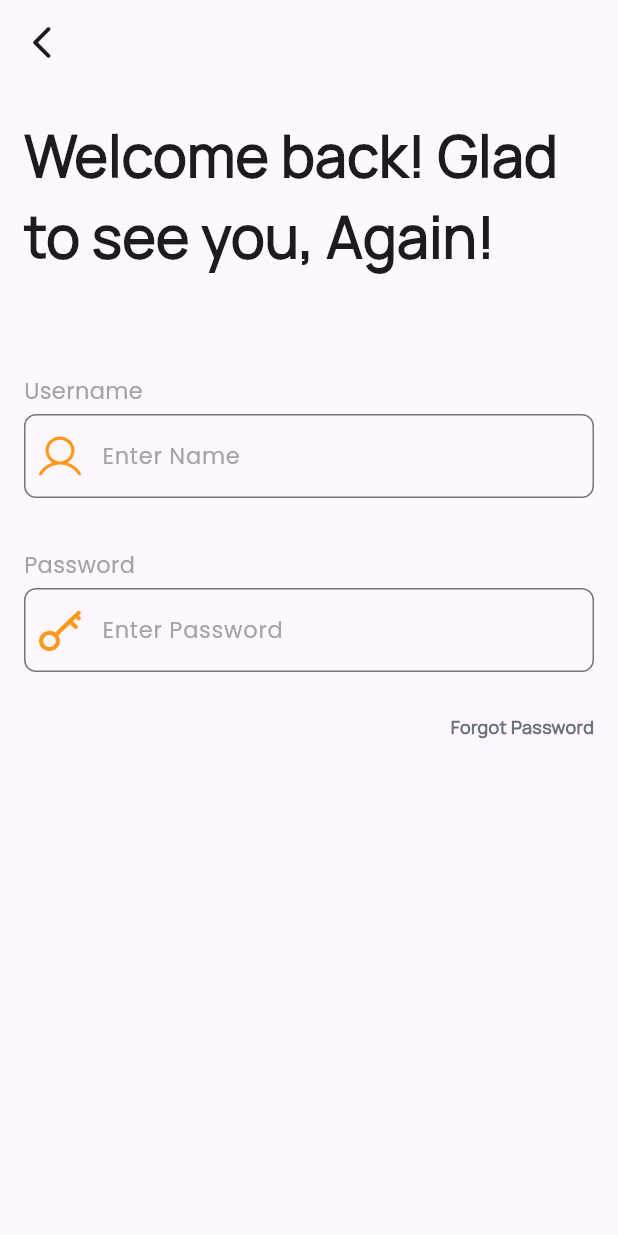
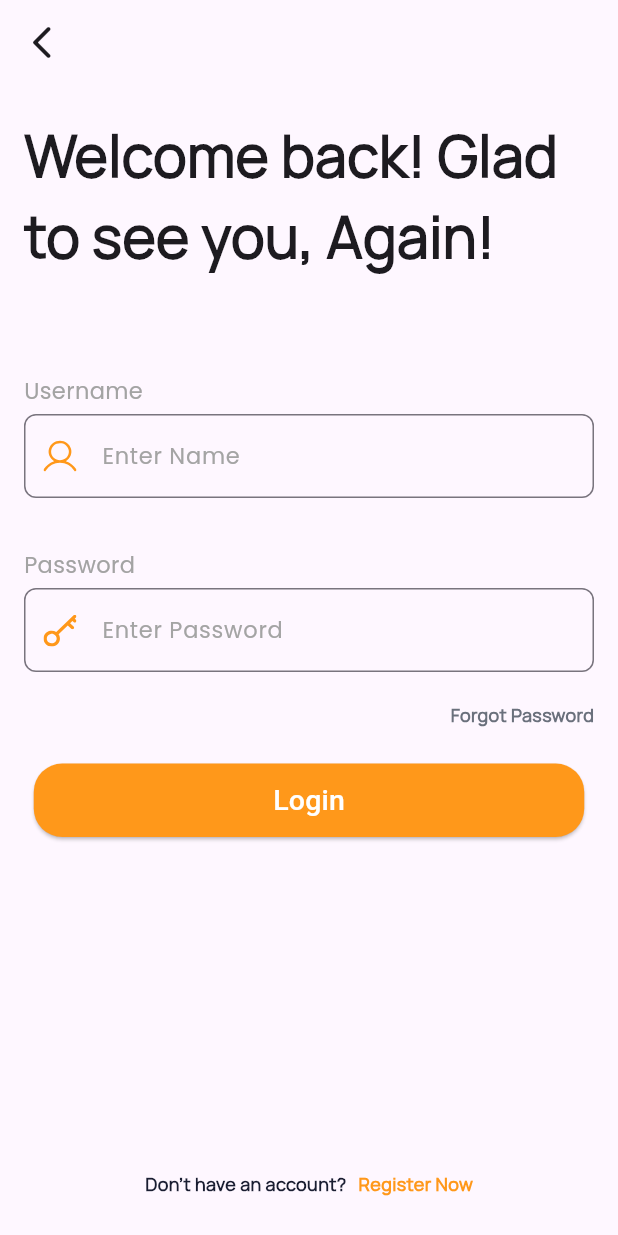
Before and after one commit to OmarAmeer96/Wheel-n-Deal, a Flutter app: the LoginView screen opened by its route, on a phone screen of 412 x 824 dp. Run offline on Flutter 3.47's test engine with Material 3 defaults, Android fonts, the light colour scheme and no system bars; our stand-ins replace flutter_onboarding_slider, flutter_svg, go_router; Roboto replaces fonts that are missing (Gilroy-Reular).

Commit message:
Login Screen Done.

```diff
--- /dev/null
+++ b/devtools_options.yaml
@@ -0,0 +1 @@
+extensions:
--- a/lib/Features/auth/login/presentation/views/widgets/login_view_body.dart
+++ b/lib/Features/auth/login/presentation/views/widgets/login_view_body.dart
@@ -1,7 +1,9 @@
 import 'package:flutter/material.dart';
 import 'package:flutter_svg/flutter_svg.dart';
+import 'package:wheel_n_deal/Core/utils/custom_main_button.dart';
 import 'package:wheel_n_deal/Core/utils/styles.dart';
 import 'package:wheel_n_deal/Core/widgets/custom_text_field.dart';
+import 'package:wheel_n_deal/constants.dart';
 
 import '../../../../../../Core/utils/assets.dart';
 
@@ -29,7 +31,7 @@ class LoginViewBody extends StatelessWidget {
             ),
             CustomTextField(
               prefixIcon: Padding(
-                padding: const EdgeInsets.symmetric(horizontal: 10),
+                padding: const EdgeInsets.symmetric(horizontal: 13),
                 child: SvgPicture.asset(
                   AssetsData.userName,
                 ),
@@ -50,7 +52,7 @@ class LoginViewBody extends StatelessWidget {
             ),
             CustomTextField(
               prefixIcon: Padding(
-                padding: const EdgeInsets.symmetric(horizontal: 10),
+                padding: const EdgeInsets.symmetric(horizontal: 13),
                 child: SvgPicture.asset(
                   AssetsData.passWord,
                 ),
@@ -66,18 +68,52 @@ class LoginViewBody extends StatelessWidget {
               headerTextField: 'Password',
               labelColor: const Color(0xffA4A4A4),
             ),
-            const SizedBox(height: 8),
             Row(
               mainAxisAlignment: MainAxisAlignment.end,
               children: [
-                Text(
-                  "Forgot Password",
-                  style: Styles.manropeRegular12.copyWith(
-                    color: const Color(0xff6A707C),
+                InkWell(
+                  onTap: () {},
+                  child: Text(
+                    "Forgot Password",
+                    style: Styles.manropeRegular12.copyWith(
+                      color: const Color(0xff6A707C),
+                    ),
                   ),
-                )
+                ),
               ],
             ),
+            const SizedBox(
+              height: 24,
+            ),
+            CustomMainButton(
+              text: "Login",
+              onPressed: () {},
+              color: kPrimaryColor,
+            ),
+            const Spacer(),
+            Row(
+              mainAxisAlignment: MainAxisAlignment.center,
+              children: [
+                Text(
+                  "Don’t have an account?   ",
+                  style: Styles.manropeRegular12.copyWith(
+                    color: const Color(0xff191D31),
+                  ),
+                ),
+                InkWell(
+                  onTap: () {},
+                  child: Text(
+                    "Register Now",
+                    style: Styles.manropeRegular12.copyWith(
+                      color: kPrimaryColor,
+                    ),
+                  ),
+                ),
+              ],
+            ),
+            const SizedBox(
+              height: 26,
+            )
           ],
         ),
       ),
--- a/lib/constants.dart
+++ b/lib/constants.dart
@@ -1,4 +1,6 @@
 import 'package:flutter/material.dart';
+
+const kPrimaryColor = Color(0xFFFF981A);
 
 const kSplashColor = Color(0xFF1D272F);
 
```
Also changed, not shown: pubspec.lock, 5 other files.
